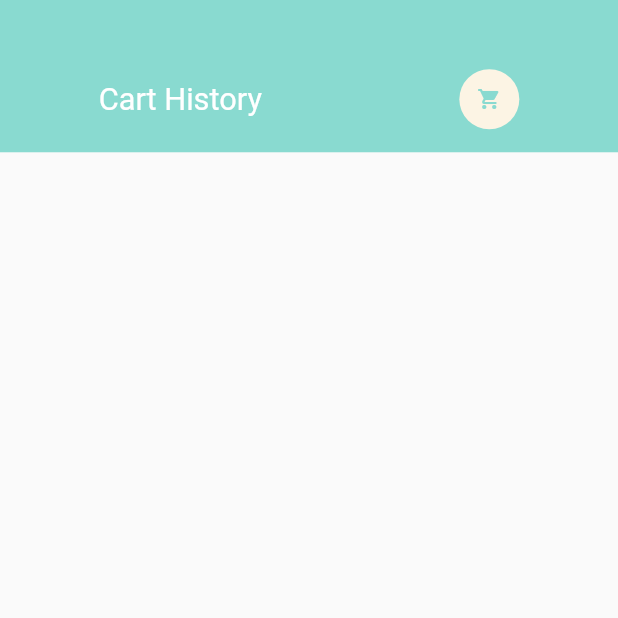
After one commit to degonwork/e_commerce_app, a Flutter app: the CartHistoryPage screen opened directly, on a phone screen of 412 x 824 dp, the top half of it. The commit adds this screen. Run offline on Flutter 3.47's test engine with Material 2 defaults, Android fonts, the phone set to English and light mode, and no system bars; our stand-ins replace dots_indicator, get, shared_preferences; accounts and stored records are empty; network calls fail.

Commit message:
add history

```diff
--- a/lib/controllers/cart_controller.dart
+++ b/lib/controllers/cart_controller.dart
@@ -1,7 +1,10 @@
+import 'dart:convert';
+
 import 'package:e_commerce_app_getx/data/models/product_model.dart';
 import 'package:e_commerce_app_getx/data/responsitory/cart_repo.dart';
 import 'package:flutter/material.dart';
 import 'package:get/get.dart';
+import 'package:intl/intl.dart';
 import '../data/models/cart_model.dart';
 import '../ui/utils/colors.dart';
 
@@ -12,8 +15,6 @@ class CartController extends GetxController {
   Map<int, Cart> _items = {};
   Map<int, Cart> get items => _items;
   List<Cart> storageItem = [];
-  List<int> itemsPerOrder = [];
-  int listCounter = 0;
 
   void addItem(Product product, int quantity) {
     num totalQuantity = 0;
@@ -120,32 +121,68 @@ class CartController extends GetxController {
     clear();
   }
 
-  void clear() {
-    _items = {};
-    update();
-  }
-
-  List<Cart> getCartHistoryList() => cartRepo.getCartHistoryList();
-
-  void getCartItemsPerOrder() {
+  Map<String, int> getcartItemsPerOrder() {
     Map<String, int> cartItemsPerOrder = Map();
 
     for (int i = 0; i < getCartHistoryList().length; i++) {
-      if (cartItemsPerOrder
-          .containsKey(cartRepo.getCartHistoryList()[i].time)) {
+      if (cartItemsPerOrder.containsKey(getCartHistoryList()[i].time)) {
         cartItemsPerOrder.update(
             getCartHistoryList()[i].time!, (value) => ++value);
       } else {
         cartItemsPerOrder.putIfAbsent(getCartHistoryList()[i].time!, () => 1);
       }
     }
-    print(cartItemsPerOrder);
+    return cartItemsPerOrder;
+  }
 
-    List<int> cartOrderTimeToList() {
-      return cartItemsPerOrder.entries.map((e) => e.value).toList();
+  List<int> cartItemsPerOrderToList() {
+    return getcartItemsPerOrder().entries.map((e) => e.value).toList();
+  }
+
+  List<String> cartOrderTimeToList() {
+    return getcartItemsPerOrder().entries.map((e) => e.key).toList();
+  }
+
+  void clear() {
+    _items = {};
+    update();
+  }
+
+  List<Cart> getCartHistoryList() {
+    return cartRepo.getCartHistoryList().toList();
+  }
+
+  void getMoreOrder(int index) {
+    var orderTime = cartOrderTimeToList();
+    Map<int, Cart> moreOrder = {};
+    for (int j = 0; j < getCartHistoryList().length; j++) {
+      if (getCartHistoryList()[j].time == orderTime[index]) {
+        moreOrder.putIfAbsent(
+            getCartHistoryList()[j].id!,
+            () =>
+                Cart.fromJson(jsonDecode(jsonEncode(getCartHistoryList()[j]))));
+      }
     }
+    setItems = moreOrder;
+    addToCartList();
+  }
 
-    itemsPerOrder = cartOrderTimeToList();
-    listCounter = 0;
+  set setItems(Map<int, Cart> setItems) {
+    _items = {};
+    _items = setItems;
+  }
+
+  void addToCartList() {
+    cartRepo.addToCartList(getItems);
+    update();
+  }
+
+  String getDateTime(listCounter) {
+    DateTime parseDate = DateFormat("yyyy-MM-dd HH:mm:ss")
+        .parse(getCartHistoryList()[listCounter].time.toString());
+    var inputDate = DateTime.parse(parseDate.toString());
+    var outPutFormat = DateFormat("MM/dd/yyyy hh:mm a");
+    var outPutDate = outPutFormat.format(inputDate);
+    return outPutDate;
   }
 }
--- a/lib/data/responsitory/cart_repo.dart
+++ b/lib/data/responsitory/cart_repo.dart
@@ -15,12 +15,9 @@ class CartRepo {
     var time = DateTime.now().toString();
     cart = [];
     cartList.forEach((element) {
-      print("before: " + element.time.toString());
       element.time = time;
-      print('after' + element.time.toString());
       return cart.add(jsonEncode(element));
     });
-
     sharedPreferences.setStringList(AppConstants.CART_LIST, cart);
   }
 
@@ -46,6 +43,7 @@ class CartRepo {
     for (int i = 0; i < cart.length; i++) {
       cartHistory.add(cart[i]);
     }
+
     removeCart();
     sharedPreferences.setStringList(
         AppConstants.CART_HISTORY_LIST, cartHistory);
@@ -61,7 +59,7 @@ class CartRepo {
       cartHistory =
           sharedPreferences.getStringList(AppConstants.CART_HISTORY_LIST)!;
     }
-
+    cartHistory = cartHistory.reversed.toList();
     List<Cart> cartHistoryList = [];
     cartHistory.forEach(
         (element) => cartHistoryList.add(Cart.fromJson(jsonDecode(element))));
--- a/lib/main.dart
+++ b/lib/main.dart
@@ -26,7 +26,7 @@ class MyApp extends StatelessWidget {
           theme: ThemeData(
             primarySwatch: Colors.blue,
           ),
-          initialRoute: RouteHelper.getSplash(),
+          initialRoute: RouteHelper.getSplashPage(),
           getPages: RouteHelper.routes,
         );
       });
--- a/lib/routes/route_helper.dart
+++ b/lib/routes/route_helper.dart
@@ -12,13 +12,13 @@ class RouteHelper {
   static const String womenClothing = '/womenClothing';
   static const String cart = '/cart';
 
-  static String getInitial() => '$initial';
-  static String getSplash() => '$splash';
-  static String getElectronics(int pageId, String page) =>
+  static String getInitialPage() => '$initial';
+  static String getSplashPage() => '$splash';
+  static String getElectronicsPage(int pageId, String page) =>
       '$electronics?pageId=$pageId&page=$page';
-  static String getWomenClothing(int pageId, String page) =>
+  static String getWomenClothingPage(int pageId, String page) =>
       '$womenClothing?pageId=$pageId&page=$page';
-  static String getcart() => '$cart';
+  static String getcartPage() => '$cart';
 
   static List<GetPage> routes = [
     GetPage(name: initial, page: () => HomePage()),
--- /dev/null
+++ b/lib/ui/pages/cart/cart_history_page.dart
@@ -0,0 +1,157 @@
+import 'package:e_commerce_app_getx/controllers/cart_controller.dart';
+import 'package:e_commerce_app_getx/ui/pages/widgets/app_icon.dart';
+import 'package:e_commerce_app_getx/ui/pages/widgets/big_text.dart';
+import 'package:e_commerce_app_getx/ui/pages/widgets/small_text.dart';
+import 'package:e_commerce_app_getx/ui/utils/colors.dart';
+import 'package:e_commerce_app_getx/ui/utils/dimension.dart';
+import 'package:flutter/material.dart';
+import 'package:get/get.dart';
+import '../../../routes/route_helper.dart';
+
+class CartHistoryPage extends StatelessWidget {
+  const CartHistoryPage({Key? key}) : super(key: key);
+
+  @override
+  Widget build(BuildContext context) {
+    int listCounter = 0;
+    var getCartHistoryList = Get.find<CartController>().getCartHistoryList();
+    List<int> itemsPerOrder =
+        Get.find<CartController>().cartItemsPerOrderToList();
+
+    return Scaffold(
+      body: Column(
+        children: [
+          Container(
+            color: AppColors.mainColor,
+            width: double.maxFinite,
+            padding: EdgeInsets.only(
+                top: Dimensions.height45, bottom: Dimensions.height15),
+            child: Row(
+              mainAxisAlignment: MainAxisAlignment.spaceAround,
+              children: [
+                BigText(text: "Cart History", color: Colors.white),
+                AppIcon(
+                  icon: Icons.shopping_cart,
+                  iconColor: AppColors.mainColor,
+                ),
+              ],
+            ),
+          ),
+          Expanded(
+            child: Container(
+              margin: EdgeInsets.only(
+                top: Dimensions.width20,
+                left: Dimensions.width20,
+                right: Dimensions.width20,
+              ),
+              child: MediaQuery.removePadding(
+                removeTop: true,
+                context: context,
+                child: ListView(
+                  children: [
+                    for (int i = 0; i < itemsPerOrder.length; i++)
+                      Container(
+                        margin: EdgeInsets.only(bottom: Dimensions.height20),
+                        child: Column(
+                          crossAxisAlignment: CrossAxisAlignment.start,
+                          children: [
+                            BigText(
+                              text: Get.find<CartController>()
+                                  .getDateTime(listCounter),
+                            ),
+                            SizedBox(height: Dimensions.height10),
+                            Row(
+                              mainAxisAlignment: MainAxisAlignment.spaceBetween,
+                              children: [
+                                Wrap(
+                                  direction: Axis.horizontal,
+                                  children: List.generate(
+                                    itemsPerOrder[i],
+                                    (index) {
+                                      if (listCounter <
+                                          getCartHistoryList.length) {
+                                        listCounter++;
+                                      }
+                                      return index <= 2
+                                          ? Container(
+                                              height: Dimensions.width20 * 4,
+                                              width: Dimensions.width20 * 4,
+                                              margin: EdgeInsets.only(
+                                                  right:
+                                                      Dimensions.width10 / 2),
+                                              decoration: BoxDecoration(
+                                                borderRadius:
+                                                    BorderRadius.circular(
+                                                        Dimensions.width15 / 2),
+                                                image: DecorationImage(
+                                                  fit: BoxFit.cover,
+                                                  image: NetworkImage(
+                                                    getCartHistoryList[
+                                                            listCounter - 1]
+                                                        .image!,
+                                                  ),
+                                                ),
+                                              ),
+                                            )
+                                          : Container();
+                                    },
+                                  ),
+                                ),
+                                Container(
+                                  height: Dimensions.width30 * 4,
+                                  child: Column(
+                                    mainAxisAlignment:
+                                        MainAxisAlignment.spaceEvenly,
+                                    crossAxisAlignment: CrossAxisAlignment.end,
+                                    children: [
+                                      SmallText(
+                                        text: "Total",
+                                        color: AppColors.titleColor,
+                                      ),
+                                      BigText(
+                                        text: itemsPerOrder[i].toString() +
+                                            ' Items',
+                                        color: AppColors.titleColor,
+                                      ),
+                                      GestureDetector(
+                                        onTap: () {
+                                          Get.find<CartController>()
+                                              .getMoreOrder(i);
+                                          Get.toNamed(
+                                              RouteHelper.getcartPage());
+                                        },
+                                        child: Container(
+                                          padding: EdgeInsets.symmetric(
+                                              horizontal: Dimensions.width10,
+                                              vertical:
+                                                  Dimensions.height10 / 2),
+                                          decoration: BoxDecoration(
+                                              borderRadius:
+                                                  BorderRadius.circular(
+                                                      Dimensions.radius15 / 3),
+                                              border: Border.all(
+                                                  width: 1,
+                                                  color: AppColors.mainColor)),
+                                          child: SmallText(
+                                              text: 'one more',
+                                              color: AppColors.mainColor),
+                                        ),
+                                      ),
+                                    ],
+                                  ),
+                                )
+                              ],
+                            ),
+                          ],
+                        ),
+                      ),
+                  ],
+                ),
+              ),
+            ),
+          )
+        ],
+      ),
+    );
+  }
+}
--- a/lib/ui/pages/home/home_page.dart
+++ b/lib/ui/pages/home/home_page.dart
@@ -1,4 +1,4 @@
-import 'package:e_commerce_app_getx/ui/pages/cart/cart_history.dart';
+import 'package:e_commerce_app_getx/ui/pages/cart/cart_history_page.dart';
 import 'package:e_commerce_app_getx/ui/pages/home/main_product_page.dart';
 import 'package:e_commerce_app_getx/ui/utils/colors.dart';
 import 'package:flutter/material.dart';
@@ -15,7 +15,7 @@ class _HomePageState extends State<HomePage> {
   List pages = [
     MainFoodPage(),
     Container(child: Center(child: Text('Next page'))),
-    CartHistory(),
+    CartHistoryPage(),
     Container(child: Center(child: Text('Next next next page'))),
   ];
 
--- a/lib/ui/pages/home/product_page_body.dart
+++ b/lib/ui/pages/home/product_page_body.dart
@@ -109,7 +109,7 @@ class _ProductPageBodyState extends State<ProductPageBody> {
                     return GestureDetector(
                       onTap: () {
                         Get.toNamed(
-                            RouteHelper.getWomenClothing(index, 'home'));
+                            RouteHelper.getWomenClothingPage(index, 'home'));
                       },
                       child: Container(
                         margin: EdgeInsets.only(
@@ -228,7 +228,7 @@ class _ProductPageBodyState extends State<ProductPageBody> {
         children: [
           GestureDetector(
             onTap: () {
-              Get.toNamed(RouteHelper.getElectronics(index, "home"));
+              Get.toNamed(RouteHelper.getElectronicsPage(index, "home"));
             },
             child: Container(
               height: Dimensions.pageViewContainer,
--- a/pubspec.yaml
+++ b/pubspec.yaml
@@ -33,6 +33,7 @@ dependencies:
   dots_indicator:
   http:
   shared_preferences:
+  intl:
 
   # The following adds the Cupertino Icons font to your application.
   # Use with the CupertinoIcons class for iOS style icons.
```
Also changed, not shown: lib/ui/pages/base/no_data_page.dart (added, +34 -0 lines), lib/ui/pages/cart/cart_history.dart (deleted, +0 -104 lines), lib/ui/pages/cart/cart_page.dart (+55 -25 lines), lib/ui/pages/food/electronics_page_detail.dart (+3 -9 lines), lib/ui/pages/food/women_clothing_page_detail.dart (+3 -9 lines), pubspec.lock.
